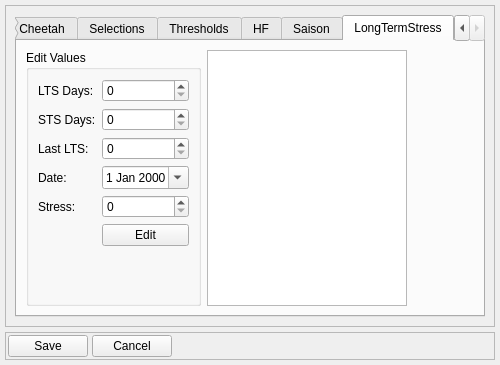
Above: dialog_settings.ui from Tria-Andy/WorkoutEditor before the change. Below: the same form after it.
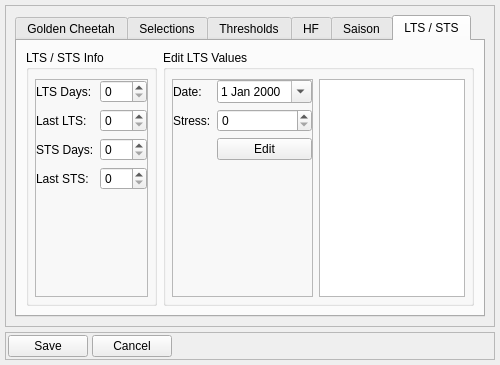
That is the form after the change. The open tabs and pages were chosen to show the change. Icons and pictures are not drawn.

What changed in the file:
```diff
--- a/dialog_settings.ui
+++ b/dialog_settings.ui
@@ -906,7 +906,7 @@
         </widget>
         <widget class="QWidget" name="tab_lts">
          <attribute name="title">
-          <string>LongTermStress</string>
+          <string>LTS / STS</string>
          </attribute>
          <layout class="QHBoxLayout" name="horizontalLayout_7">
           <item>
@@ -924,37 +924,146 @@
              </size>
             </property>
             <property name="title">
-             <string>Edit Values</string>
+             <string>LTS / STS Info</string>
+            </property>
+            <layout class="QHBoxLayout" name="horizontalLayout_9">
+             <property name="leftMargin">
+              <number>6</number>
+             </property>
+             <property name="topMargin">
+              <number>9</number>
+             </property>
+             <property name="rightMargin">
+              <number>6</number>
+             </property>
+             <property name="bottomMargin">
+              <number>6</number>
+             </property>
+             <item>
+              <widget class="QFrame" name="frame_7">
+               <property name="frameShape">
+                <enum>QFrame::StyledPanel</enum>
+               </property>
+               <property name="frameShadow">
+                <enum>QFrame::Raised</enum>
             </property>
             <layout class="QFormLayout" name="formLayout">
-             <item row="1" column="0">
+                <property name="leftMargin">
+                 <number>0</number>
+                </property>
+                <property name="topMargin">
+                 <number>0</number>
+                </property>
+                <property name="rightMargin">
+                 <number>0</number>
+                </property>
+                <property name="bottomMargin">
+                 <number>0</number>
+                </property>
+                <item row="3" column="0">
+                 <widget class="QLabel" name="label_25">
+                  <property name="text">
+                   <string>Last STS:</string>
+                  </property>
+                 </widget>
+                </item>
+                <item row="0" column="0">
               <widget class="QLabel" name="label_23">
                <property name="text">
                 <string>LTS Days:</string>
                </property>
               </widget>
              </item>
-             <item row="1" column="1">
-              <widget class="QSpinBox" name="spinBox_ltsDays"/>
-             </item>
-             <item row="3" column="0">
+                <item row="1" column="0">
               <widget class="QLabel" name="label_22">
                <property name="text">
                 <string>Last LTS:</string>
                </property>
               </widget>
              </item>
+                <item row="1" column="1">
+                 <widget class="QSpinBox" name="spinBox_lastLTS">
+                  <property name="maximum">
+                   <number>999</number>
+                  </property>
+                 </widget>
+                </item>
+                <item row="2" column="0">
+                 <widget class="QLabel" name="label_24">
+                  <property name="text">
+                   <string>STS Days:</string>
+                  </property>
+                 </widget>
+                </item>
              <item row="3" column="1">
-              <widget class="QSpinBox" name="spinBox_lastLTS"/>
-             </item>
-             <item row="6" column="0">
+                 <widget class="QSpinBox" name="spinBox_lastSTS">
+                  <property name="maximum">
+                   <number>999</number>
+                  </property>
+                 </widget>
+                </item>
+                <item row="2" column="1">
+                 <widget class="QSpinBox" name="spinBox_stsDays"/>
+                </item>
+                <item row="0" column="1">
+                 <widget class="QSpinBox" name="spinBox_ltsDays"/>
+                </item>
+               </layout>
+              </widget>
+             </item>
+            </layout>
+           </widget>
+          </item>
+          <item>
+           <widget class="QGroupBox" name="groupBox_7">
+            <property name="title">
+             <string>Edit LTS Values</string>
+            </property>
+            <layout class="QHBoxLayout" name="horizontalLayout_8">
+             <property name="spacing">
+              <number>6</number>
+             </property>
+             <property name="leftMargin">
+              <number>6</number>
+             </property>
+             <property name="topMargin">
+              <number>9</number>
+             </property>
+             <property name="rightMargin">
+              <number>6</number>
+             </property>
+             <property name="bottomMargin">
+              <number>6</number>
+             </property>
+             <item>
+              <widget class="QFrame" name="frame_6">
+               <property name="frameShape">
+                <enum>QFrame::StyledPanel</enum>
+               </property>
+               <property name="frameShadow">
+                <enum>QFrame::Raised</enum>
+               </property>
+               <layout class="QFormLayout" name="formLayout_3">
+                <property name="leftMargin">
+                 <number>0</number>
+                </property>
+                <property name="topMargin">
+                 <number>0</number>
+                </property>
+                <property name="rightMargin">
+                 <number>0</number>
+                </property>
+                <property name="bottomMargin">
+                 <number>0</number>
+                </property>
+                <item row="0" column="0">
               <widget class="QLabel" name="label_20">
                <property name="text">
                 <string>Date:</string>
                </property>
               </widget>
              </item>
-             <item row="6" column="1">
+                <item row="0" column="1">
               <widget class="QDateEdit" name="dateEdit_stress">
                <property name="buttonSymbols">
                 <enum>QAbstractSpinBox::UpDownArrows</enum>
@@ -964,37 +1073,27 @@
                </property>
               </widget>
              </item>
-             <item row="8" column="0">
+                <item row="1" column="0">
               <widget class="QLabel" name="label_21">
                <property name="text">
                 <string>Stress:</string>
                </property>
               </widget>
              </item>
-             <item row="8" column="1">
+                <item row="1" column="1">
               <widget class="QSpinBox" name="spinBox_stress">
                <property name="maximum">
                 <number>1000</number>
                </property>
               </widget>
              </item>
-             <item row="9" column="1">
+                <item row="2" column="1">
               <widget class="QPushButton" name="pushButton_stressEdit">
                <property name="text">
                 <string>Edit</string>
                </property>
               </widget>
              </item>
-             <item row="2" column="0">
-              <widget class="QLabel" name="label_24">
-               <property name="text">
-                <string>STS Days:</string>
-               </property>
-              </widget>
-             </item>
-             <item row="2" column="1">
-              <widget class="QSpinBox" name="spinBox_stsDays"/>
-             </item>
             </layout>
            </widget>
           </item>
@@ -1002,24 +1101,14 @@
            <widget class="QListWidget" name="listWidget_stressValue">
             <property name="maximumSize">
              <size>
-              <width>200</width>
+                 <width>150</width>
               <height>16777215</height>
              </size>
             </property>
            </widget>
           </item>
-          <item>
-           <spacer name="horizontalSpacer_3">
-            <property name="orientation">
-             <enum>Qt::Horizontal</enum>
-            </property>
-            <property name="sizeHint" stdset="0">
-             <size>
-              <width>40</width>
-              <height>20</height>
-             </size>
-            </property>
-           </spacer>
+            </layout>
+           </widget>
           </item>
          </layout>
         </widget>
```
Lines whose indentation alone changed are shown as unchanged.
